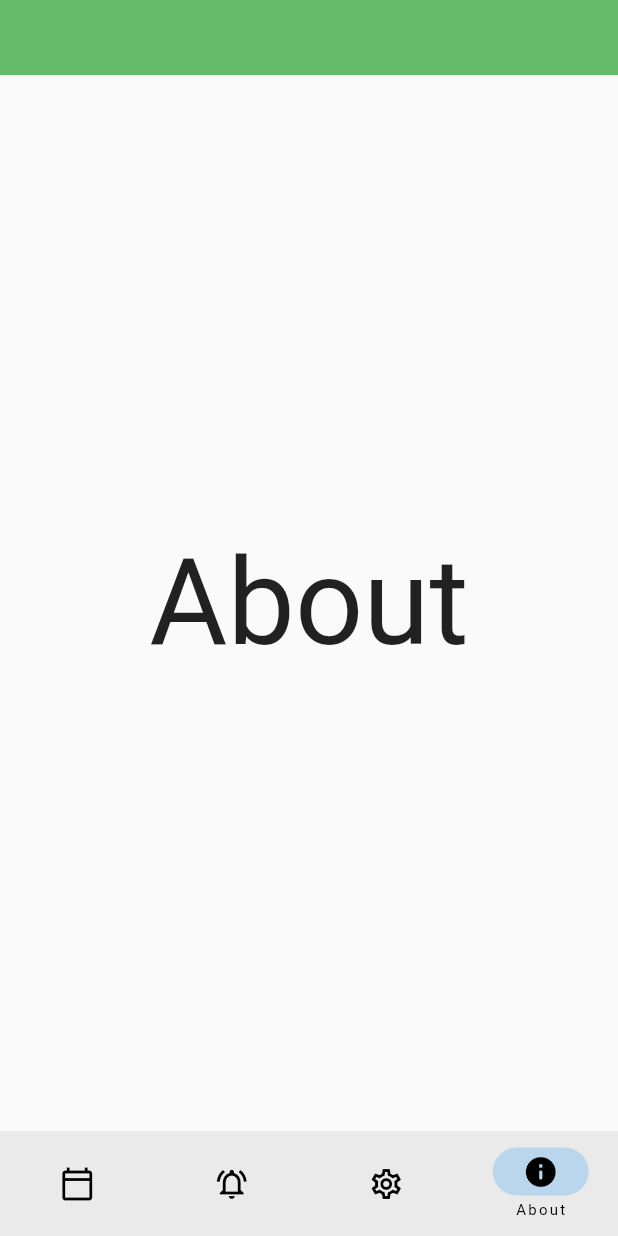
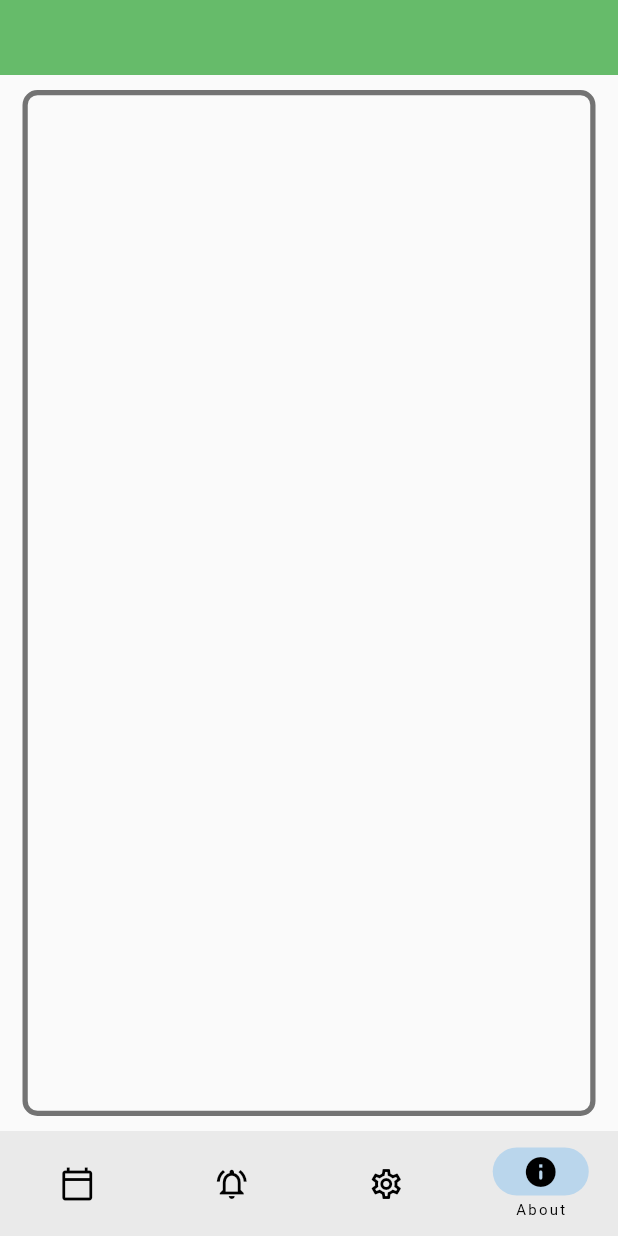
Before and after one commit to Sreeram3927/class_trackr, a Flutter app: the screen it shows after launch, item 4 of the bottom bar chosen, on a phone screen of 412 x 824 dp. Run offline on Flutter 3.47's test engine with Material 2 defaults, Android fonts, the phone set to English and light mode, and no system bars.

Commit message:
about page starting

```diff
--- a/lib/screens/about/about.dart
+++ b/lib/screens/about/about.dart
@@ -0,0 +1,19 @@
+import 'package:flutter/material.dart';
+
+class About extends StatelessWidget {
+  const About({super.key});
+
+  @override
+  Widget build(BuildContext context) {
+    return Padding(
+      padding: const EdgeInsets.symmetric(vertical: 7.0),
+      child: Container(
+          width: MediaQuery.of(context).size.width,
+          decoration: BoxDecoration(
+            border: Border.all(width: 3.5, color: Colors.black54),
+            borderRadius: BorderRadius.circular(10.0),
+          ),
+          child: Column()),
+    );
+  }
+}
--- a/lib/screens/main_screen.dart
+++ b/lib/screens/main_screen.dart
@@ -1,16 +1,25 @@
 import 'package:flutter/material.dart';
+import 'package:infinity_project/screens/about/about.dart';
 import 'timetable/timetable.dart';
 
-
 class MainScreen extends StatelessWidget {
-
   static ValueNotifier<int> idx = ValueNotifier(0);
 
   final screens = const [
     TimeTable(),
-    Center(child: Text('Reminders', style: TextStyle(fontSize: 80),),),
-    Center(child: Text('Settings', style: TextStyle(fontSize: 80),),),
-    Center(child: Text('About', style: TextStyle(fontSize: 80),),),
+    Center(
+      child: Text(
+        'Reminders',
+        style: TextStyle(fontSize: 80),
+      ),
+    ),
+    Center(
+      child: Text(
+        'Settings',
+        style: TextStyle(fontSize: 80),
+      ),
+    ),
+    About(),
   ];
 
   const MainScreen({super.key});
@@ -20,15 +29,10 @@ class MainScreen extends StatelessWidget {
     return Padding(
       padding: const EdgeInsets.symmetric(vertical: 3.0, horizontal: 15.0),
       child: ValueListenableBuilder(
-
         valueListenable: idx,
-
         builder: (context, value, child) {
-
           return screens[value];
-
         },
-
       ),
     );
   }
```
